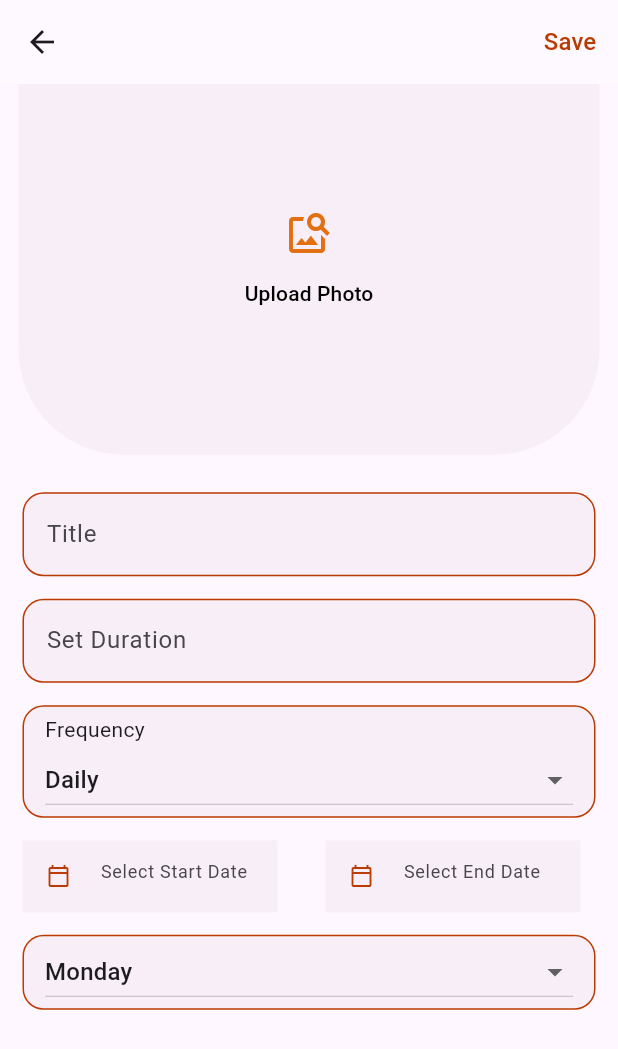
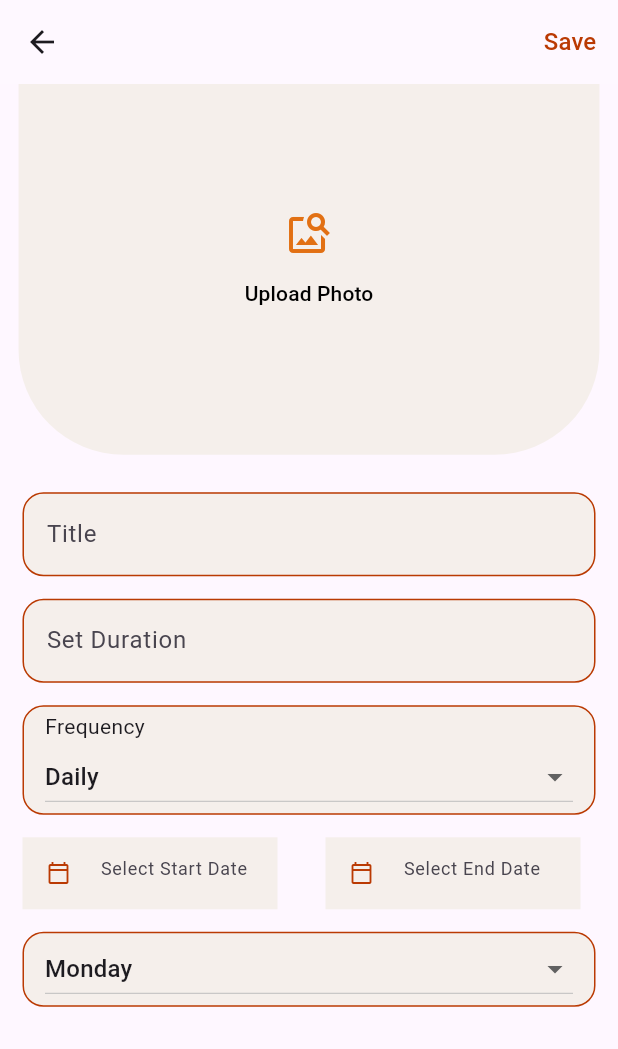
Before and after one commit to Sparklinglily/Habit-Tracker-App, a Flutter app: the AddHabitPage screen opened directly, on a phone screen of 412 x 824 dp. Shown: the top 1049 px of the screen. Run offline on Flutter 3.47's test engine with Material 3 defaults, Android fonts, the light colour scheme and no system bars; our stand-ins replace cloud_firestore, email_validator, firebase_auth, firebase_core, flutter_slidable, get and 4 more; missing offline and left inert: dart:ffi; accounts and stored records are empty; network calls fail.

Commit message:
render flex errors fixes

```diff
--- a/lib/presentation/styles/constants.dart
+++ b/lib/presentation/styles/constants.dart
@@ -10,11 +10,9 @@ const Color secondaryLight = Color.fromARGB(255, 97, 97, 98);
 const Color fontDark = Color.fromARGB(255, 26, 29, 35);
 const Color fontLight = Color.fromARGB(255, 216, 216, 216);
 
-
-
 const Color accent = Color(0xFFFBE9E7);
 const Color background = Color(0xFFFFFFFF);
-
+const Color tileColor = Color.fromARGB(255, 245, 239, 235);
 
 ///dimensions
 const double defaultSpacing = 16.0;
--- a/lib/presentation/views/MainScreens/bottomNavButtons/Habit/addHabitPage.dart
+++ b/lib/presentation/views/MainScreens/bottomNavButtons/Habit/addHabitPage.dart
@@ -50,7 +50,7 @@ class _AddHabitPageState extends State<AddHabitPage> {
                   height: size.width * 0.6,
                   width: size.height * 0.47,
                   decoration: const BoxDecoration(
-                    color: Color.fromARGB(255, 248, 238, 247),
+                    color: tileColor,
                     borderRadius: BorderRadius.only(
                         bottomRight: Radius.circular(70),
                         bottomLeft: Radius.circular(70.0)),
@@ -93,7 +93,7 @@ class _AddHabitPageState extends State<AddHabitPage> {
                               child: TextButton.icon(
                                 label: const Text(
                                   'Remove image',
-                                  style: TextStyle(color: background),
+                                  style: TextStyle(color: Colors.grey),
                                 ),
                                 icon: const Icon(
                                   Icons.remove_circle_outline_sharp,
@@ -126,7 +126,7 @@ class _AddHabitPageState extends State<AddHabitPage> {
                 child: Container(
                   padding: const EdgeInsets.symmetric(horizontal: 14),
                   decoration: BoxDecoration(
-                      color: const Color.fromARGB(255, 248, 238, 247),
+                      color: tileColor,
                       borderRadius: BorderRadius.circular(14),
                       border: Border.all(
                         width: 1,
@@ -136,7 +136,7 @@ class _AddHabitPageState extends State<AddHabitPage> {
                     mainAxisAlignment: MainAxisAlignment.start,
                     crossAxisAlignment: CrossAxisAlignment.start,
                     children: [
-                      const Padding(padding: EdgeInsets.only(top: 5)),
+                      const Padding(padding: EdgeInsets.only(top: 3)),
                       const Text('Frequency'),
                       DropdownButton<String>(
                           isExpanded: true,
@@ -181,8 +181,7 @@ class _AddHabitPageState extends State<AddHabitPage> {
                                         color: primaryDark,
                                         size: 16),
                                     filled: true,
-                                    fillColor:
-                                        Color.fromARGB(255, 248, 238, 247),
+                                    fillColor: tileColor,
                                     border: InputBorder.none)
 
                                 //readonly true
@@ -209,8 +208,7 @@ class _AddHabitPageState extends State<AddHabitPage> {
                                     hintText: 'Select End Date',
                                     hintStyle: TextStyle(fontSize: 12),
                                     filled: true,
-                                    fillColor:
-                                        Color.fromARGB(255, 248, 238, 247),
+                                    fillColor: tileColor,
                                     border: InputBorder.none)
 
                                 //readonly true
@@ -227,7 +225,7 @@ class _AddHabitPageState extends State<AddHabitPage> {
                 child: Container(
                   padding: const EdgeInsets.symmetric(horizontal: 14),
                   decoration: BoxDecoration(
-                      color: const Color.fromARGB(255, 248, 238, 247),
+                      color: tileColor,
                       borderRadius: BorderRadius.circular(14),
                       border: Border.all(
                         width: 1,
--- a/lib/presentation/views/MainScreens/bottomNavButtons/Habit/track_progress.dart
+++ b/lib/presentation/views/MainScreens/bottomNavButtons/Habit/track_progress.dart
@@ -47,7 +47,7 @@ class ProgressPage extends StatelessWidget {
                   alignment: Alignment.topLeft,
                   child: IconButton(
                       onPressed: () {
-                        Navigator.of(context).pop;
+                        Navigator.pop(context);
                       },
                       icon: Icon(Icons.arrow_back_outlined))),
               SizedBox(height: 20),
--- a/lib/presentation/views/chat/components/addHabitTextFields.dart
+++ b/lib/presentation/views/chat/components/addHabitTextFields.dart
@@ -15,7 +15,7 @@ class MyTextFields extends StatelessWidget {
         decoration: InputDecoration(
             border: InputBorder.none,
             filled: true,
-            fillColor: Color.fromARGB(255, 248, 238, 247),
+            fillColor: tileColor,
             focusColor: primaryDark,
             enabledBorder: OutlineInputBorder(
               borderSide: const BorderSide(width: 1, color: primaryDark),
--- a/pubspec.yaml
+++ b/pubspec.yaml
@@ -45,6 +45,7 @@ dependencies:
   image_picker: ^1.0.5
   hive: ^2.2.3
   hive_flutter: ^1.1.0
+  flutter_staggered_grid_view: ^0.4.1
   get: ^4.6.6
   date_time_picker: "^2.1.0"
 
```
Also changed, not shown: lib/presentation/views/Favorites/favorites.dart (+6 -6 lines), lib/presentation/views/profile/profilePage.dart (+9 -4 lines), pubspec.lock.
